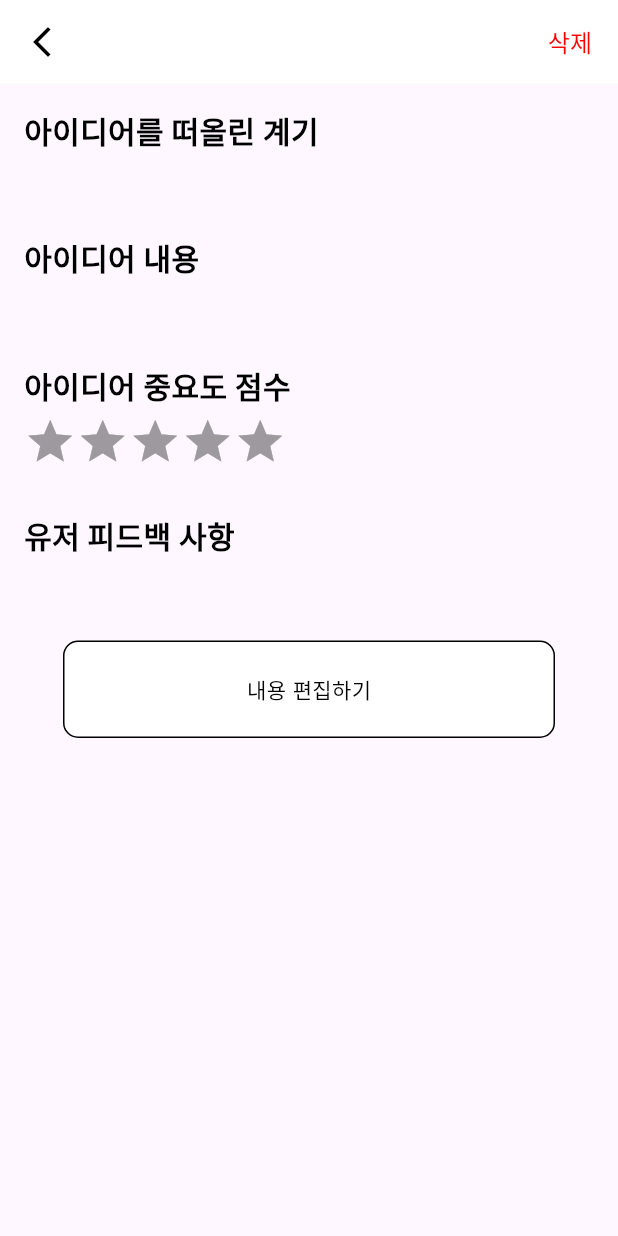
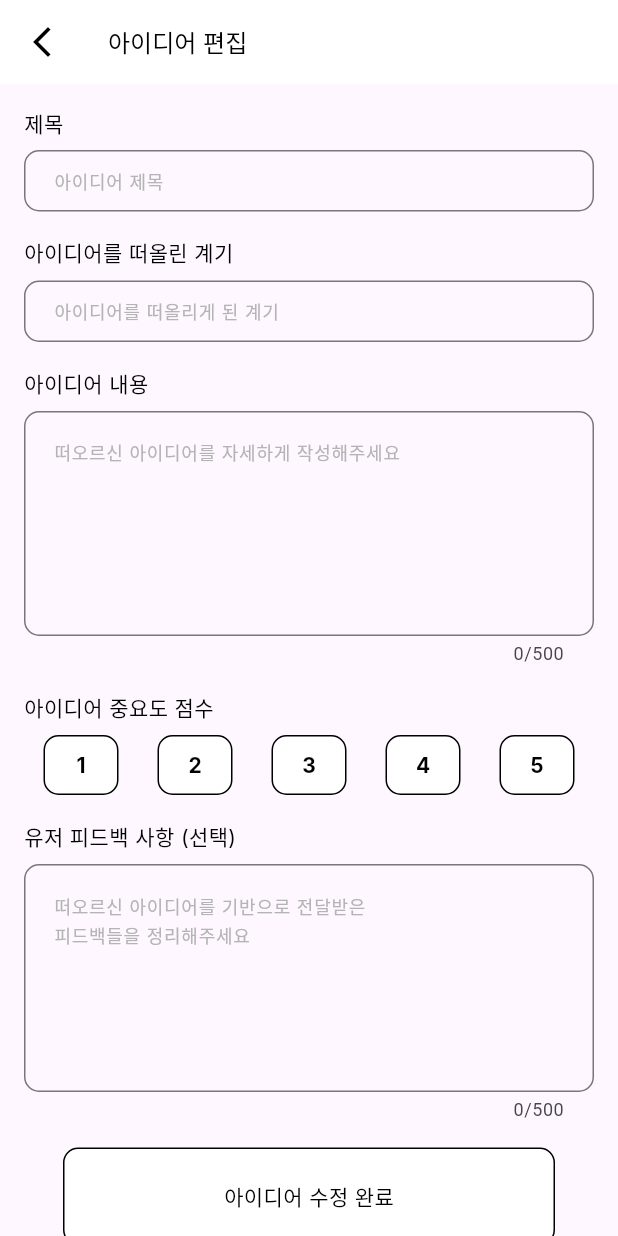
Before and after one commit to comojin1994/flutter-exercise, a Flutter app: the DetailIdeaScreen screen opened directly with empty values, after a tap on "내용 편집하기", on a phone screen of 412 x 824 dp. Run offline on Flutter 3.47's test engine with Material 3 defaults, Android fonts, the phone set to English and light mode, and no system bars; drawn by our look-alikes of flutter_rating_bar; our stand-ins replace shared_preferences, sqflite; accounts and stored records are empty; Roboto replaces fonts that are missing (Inter).

Commit message:
idea note

```diff
--- a/idea_note/lib/database/database_helper.dart
+++ b/idea_note/lib/database/database_helper.dart
@@ -1,6 +1,5 @@
 import 'package:idea_note/data/idea_info.dart';
 import 'package:sqflite/sqflite.dart';
-import 'package:sqflite/sqlite_api.dart';
 import 'package:path/path.dart';
 
 class DatabaseHelper {
--- a/idea_note/lib/screens/detailidea_screen.dart
+++ b/idea_note/lib/screens/detailidea_screen.dart
@@ -3,10 +3,15 @@ import 'package:flutter_rating_bar/flutter_rating_bar.dart';
 import 'package:idea_note/data/idea_info.dart';
 import 'package:idea_note/database/database_helper.dart';
 
-class DetailIdeaScreen extends StatelessWidget {
+class DetailIdeaScreen extends StatefulWidget {
   IdeaInfo? ideaInfo;
   DetailIdeaScreen({super.key, required this.ideaInfo});
 
+  @override
+  State<DetailIdeaScreen> createState() => _DetailIdeaScreenState();
+}
+
+class _DetailIdeaScreenState extends State<DetailIdeaScreen> {
   var dbHelper = DatabaseHelper();
 
   @override
@@ -26,7 +31,7 @@ class DetailIdeaScreen extends StatelessWidget {
           children: [
             Container(
               child: Text(
-                ideaInfo!.title,
+                widget.ideaInfo!.title,
                 style: TextStyle(
                   color: Colors.black,
                   fontSize: 16,
@@ -77,9 +82,11 @@ class DetailIdeaScreen extends StatelessWidget {
                           ),
                           onPressed: () async {
                             // Delete the idea
-                            await setDeleteIdeaInfo(ideaInfo);
-
-                            Navigator.pushReplacementNamed(context, '/main');
+                            await setDeleteIdeaInfo(widget.ideaInfo);
+                            if (context.mounted) {
+                              Navigator.of(context).pop();
+                              Navigator.pop(context, 'delete');
+                            }
                           },
                         ),
                       ],
@@ -93,6 +100,11 @@ class DetailIdeaScreen extends StatelessWidget {
       ),
       body: Container(
         margin: EdgeInsets.all(16),
+        child: Column(
+          crossAxisAlignment: CrossAxisAlignment.start,
+          children: [
+            Expanded(
+              child: SingleChildScrollView(
                 child: Column(
                   crossAxisAlignment: CrossAxisAlignment.start,
                   children: [
@@ -111,7 +123,7 @@ class DetailIdeaScreen extends StatelessWidget {
                     Container(
                       margin: EdgeInsets.only(bottom: 30),
                       child: Text(
-                ideaInfo!.motive,
+                        widget.ideaInfo!.motive,
                         style: TextStyle(
                           color: Color(0xFFA4A4A4),
                           fontSize: 14,
@@ -135,7 +147,7 @@ class DetailIdeaScreen extends StatelessWidget {
                     Container(
                       margin: EdgeInsets.only(bottom: 30),
                       child: Text(
-                ideaInfo!.content,
+                        widget.ideaInfo!.content,
                         style: TextStyle(
                           color: Color(0xFFA4A4A4),
                           fontSize: 14,
@@ -159,7 +171,7 @@ class DetailIdeaScreen extends StatelessWidget {
                     Container(
                       margin: EdgeInsets.only(bottom: 30),
                       child: RatingBar.builder(
-                initialRating: ideaInfo!.priority.toDouble(),
+                        initialRating: widget.ideaInfo!.priority.toDouble(),
                         minRating: 1,
                         direction: Axis.horizontal,
                         itemSize: 35,
@@ -191,12 +203,16 @@ class DetailIdeaScreen extends StatelessWidget {
                     Container(
                       margin: EdgeInsets.only(bottom: 30),
                       child: Text(
-                ideaInfo!.feedback,
+                        widget.ideaInfo!.feedback,
                         style: TextStyle(
                           color: Color(0xFFA4A4A4),
                           fontSize: 14,
                           fontFamily: 'Inter',
                           fontWeight: FontWeight.w400,
+                        ),
+                      ),
+                    ),
+                  ],
                 ),
               ),
             ),
@@ -222,8 +238,16 @@ class DetailIdeaScreen extends StatelessWidget {
                         fontWeight: FontWeight.w400,
                       ),
                     )),
-                onTap: () {
+                onTap: () async {
                   // Update the idea
+                  var result = await Navigator.pushNamed(context, '/newIdea',
+                      arguments: widget.ideaInfo);
+
+                  if (result != null) {
+                    if (context.mounted) {
+                      Navigator.pop(context, 'update');
+                    }
+                  }
                 },
               ),
             ),
@@ -235,6 +259,6 @@ class DetailIdeaScreen extends StatelessWidget {
 
   setDeleteIdeaInfo(IdeaInfo? ideaInfo) async {
     await dbHelper.initDatabase();
-    await dbHelper.insertIdeaInfo(ideaInfo!);
+    await dbHelper.deleteIdeaInfo(ideaInfo!.id!);
   }
 }
--- a/idea_note/lib/screens/newidea_screen.dart
+++ b/idea_note/lib/screens/newidea_screen.dart
@@ -27,6 +27,44 @@ class _NewIdeaScreenState extends State<NewIdeaScreen> {
   var dbHelper = DatabaseHelper();
 
   @override
+  void initState() {
+    super.initState();
+
+    if (widget.ideaInfo != null) {
+      _titleController.text = widget.ideaInfo!.title;
+      _motiveController.text = widget.ideaInfo!.motive;
+      _contentController.text = widget.ideaInfo!.content;
+      if (widget.ideaInfo!.feedback.isNotEmpty) {
+        _feedbackController.text = widget.ideaInfo!.feedback;
+      }
+      priority = widget.ideaInfo!.priority;
+
+      isPressed1 = false;
+      isPressed2 = false;
+      isPressed3 = false;
+      isPressed4 = false;
+      isPressed5 = false;
+      switch (widget.ideaInfo!.priority) {
+        case 1:
+          isPressed1 = true;
+          break;
+        case 2:
+          isPressed2 = true;
+          break;
+        case 3:
+          isPressed3 = true;
+          break;
+        case 4:
+          isPressed4 = true;
+          break;
+        case 5:
+          isPressed5 = true;
+          break;
+      }
+    }
+  }
+
+  @override
   Widget build(BuildContext context) {
     return Scaffold(
       appBar: AppBar(
@@ -44,7 +82,7 @@ class _NewIdeaScreenState extends State<NewIdeaScreen> {
         title: Row(
           children: [
             Text(
-              '새 아이디어 작성하기',
+              widget.ideaInfo == null ? '새 아이디어 작성하기' : '아이디어 편집',
               style: TextStyle(
                 color: Colors.black,
                 fontSize: 16,
@@ -444,7 +482,7 @@ class _NewIdeaScreenState extends State<NewIdeaScreen> {
                     ),
                   ),
                   child: Text(
-                    '아이디어 작성 완료',
+                    widget.ideaInfo == null ? '아이디어 작성 완료' : '아이디어 수정 완료',
                     style: TextStyle(
                       color: Colors.black,
                       fontSize: 14,
@@ -483,8 +521,24 @@ class _NewIdeaScreenState extends State<NewIdeaScreen> {
 
                     await setInsertIdeaInfo(ideaInfo);
 
-                    if (mounted) {
-                      Navigator.pop(context);
+                    if (context.mounted) {
+                      Navigator.pop(context, 'insert');
+                    }
+                  } else {
+                    var ideaInfoModify = widget.ideaInfo;
+                    ideaInfoModify!.title = titleValue;
+                    ideaInfoModify.motive = motiveValue;
+                    ideaInfoModify.content = contentValue;
+                    ideaInfoModify.priority = priority;
+                    ideaInfoModify.feedback =
+                        feedbackValue.isNotEmpty ? feedbackValue : '';
+                    ideaInfoModify.createdAt =
+                        DateTime.now().millisecondsSinceEpoch;
+
+                    await setUpdateIdeaInfo(ideaInfoModify);
+
+                    if (context.mounted) {
+                      Navigator.pop(context, 'update');
                     }
                   }
                 },
@@ -500,4 +554,9 @@ class _NewIdeaScreenState extends State<NewIdeaScreen> {
     await dbHelper.initDatabase();
     await dbHelper.insertIdeaInfo(ideaInfo);
   }
+
+  Future<void> setUpdateIdeaInfo(IdeaInfo ideaInfo) async {
+    await dbHelper.initDatabase();
+    await dbHelper.updateIdeaInfo(ideaInfo);
+  }
 }
```
Also changed, not shown: idea_note/lib/screens/main_screen.dart (+36 -4 lines). Lines whose indentation alone changed are shown as unchanged.
